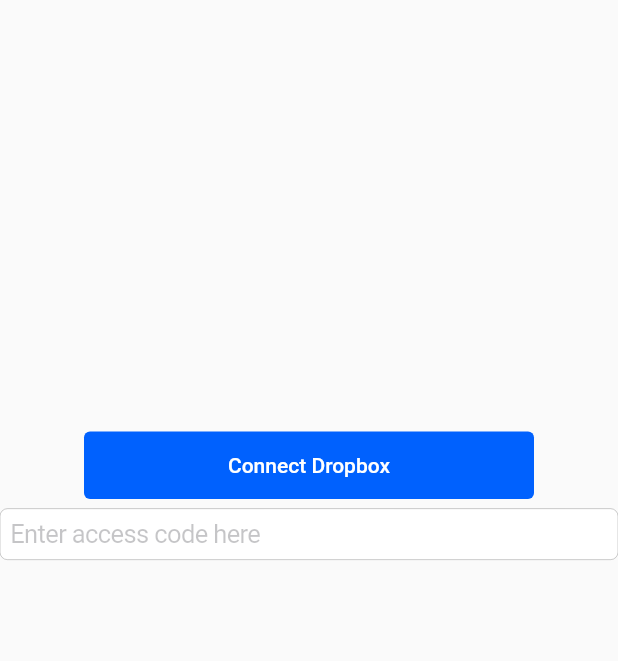
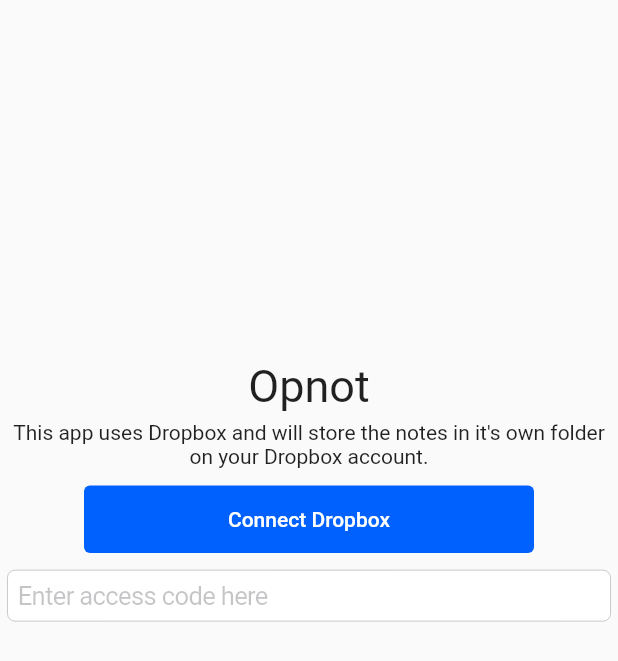
Before and after one commit to helagro/private_notes, a Flutter app: the screen it shows after launch, after a tap on "Connect Dropbox", on a phone screen of 412 x 824 dp. Shown: the top 661 px of the screen. Run offline on Flutter 3.47's test engine with Material 2 defaults, Android fonts, the phone set to English and light mode, and no system bars; our stand-ins replace flutter_secure_storage; network calls fail.

Commit message:
improves login screen

```diff
--- a/lib/screens/desktop/editor_screen_desktop.dart
+++ b/lib/screens/desktop/editor_screen_desktop.dart
@@ -17,9 +17,10 @@ class EditorScreenDesktop extends StatelessWidget {
         children: [
           ConstrainedBox(
               constraints: const BoxConstraints(maxWidth: 320),
-              child: Column(children: [NoteListOptions(), NoteList()])),
+              child: Column(children: const [NoteListOptions(), NoteList()])),
           Expanded(
-              child: Column(children: [EditorOptionsDesktop(), EditorWidget()]))
+              child: Column(
+                  children: [EditorOptionsDesktop(), const EditorWidget()]))
         ],
       ),
     ));
--- a/lib/screens/login_screen.dart
+++ b/lib/screens/login_screen.dart
@@ -26,11 +26,26 @@ class _LoginScreenState extends State<LoginScreen> {
             crossAxisAlignment: CrossAxisAlignment.center,
             children: [
               ConstrainedBox(
-                constraints: const BoxConstraints(maxWidth: 500),
+                constraints: const BoxConstraints(maxWidth: 450),
                 child: Container(
                   margin: EdgeInsets.only(bottom: screenHeight * 0.2),
                   child: Column(
                     children: [
+                      Container(
+                        margin: const EdgeInsets.only(bottom: 5),
+                        child: const Text(
+                          "Opnot",
+                          style: TextStyle(fontSize: 30),
+                        ),
+                      ),
+                      Container(
+                        margin: const EdgeInsets.only(bottom: 10),
+                        child: const Text(
+                          "This app uses Dropbox and will store the notes in it's own folder on your Dropbox account.",
+                          style: TextStyle(),
+                          textAlign: TextAlign.center,
+                        ),
+                      ),
                       TextButton(
                         style: ButtonStyle(
                             fixedSize:
@@ -45,7 +60,9 @@ class _LoginScreenState extends State<LoginScreen> {
                       Container(
                         height: 5,
                       ),
-                      showAccessCodeField ? AccessCodeInput() : Container()
+                      showAccessCodeField
+                          ? const AccessCodeInput()
+                          : Container()
                     ],
                   ),
                 ),
--- a/lib/screens/mobile/editor_and_list_mobile.dart
+++ b/lib/screens/mobile/editor_and_list_mobile.dart
@@ -23,7 +23,9 @@ class EditorAndListMobile extends StatelessWidget {
               switch (settings.name) {
                 case "editor/note_list":
                   isOnNoteList = true;
-                  builder = (BuildContext _) => const NoteListScreenMobile();
+                  builder = (BuildContext _) => NoteListScreenMobile(
+                        navKey: _navigatorKey,
+                      );
                   break;
                 case "editor/editor":
                   isOnNoteList = false;
@@ -36,9 +38,10 @@ class EditorAndListMobile extends StatelessWidget {
               return MaterialPageRoute<void>(
                   builder: builder, settings: settings);
             })),
-        onWillPop: () {
+        onWillPop: () async {
+          print("is $isOnNoteList ${_navigatorKey.currentState}");
           _navigatorKey.currentState?.maybePop();
-          return Future.value(isOnNoteList);
+          return isOnNoteList;
         });
   }
 }
--- a/lib/widgets/access_code_input.dart
+++ b/lib/widgets/access_code_input.dart
@@ -16,7 +16,9 @@ class _AccessCodeInputState extends State<AccessCodeInput> {
 
   @override
   Widget build(BuildContext context) {
-    return ConstrainedBox(
+    return Container(
+      margin: const EdgeInsets.all(5),
+      child: ConstrainedBox(
         constraints: const BoxConstraints(maxWidth: 450),
         child: Row(
           children: [
@@ -33,6 +35,7 @@ class _AccessCodeInputState extends State<AccessCodeInput> {
                     onPressed: () => submitCode(context))
                 : Container()
           ],
+        ),
       ),
     );
   }
--- a/lib/widgets/note_list/note_list.dart
+++ b/lib/widgets/note_list/note_list.dart
@@ -1,6 +1,6 @@
 import 'package:flutter/material.dart';
+import 'package:opnot/logic/note_handler.dart';
 import 'package:opnot/widgets/note_list/note_list_content.dart';
-import '../../logic/note_handler.dart';
 
 class NoteList extends StatefulWidget {
   final Function? onNoteSelected;
```
Also changed, not shown: lib/screens/mobile/note_list_screen_mobile.dart (+5 -2 lines). Lines whose indentation alone changed are shown as unchanged.
